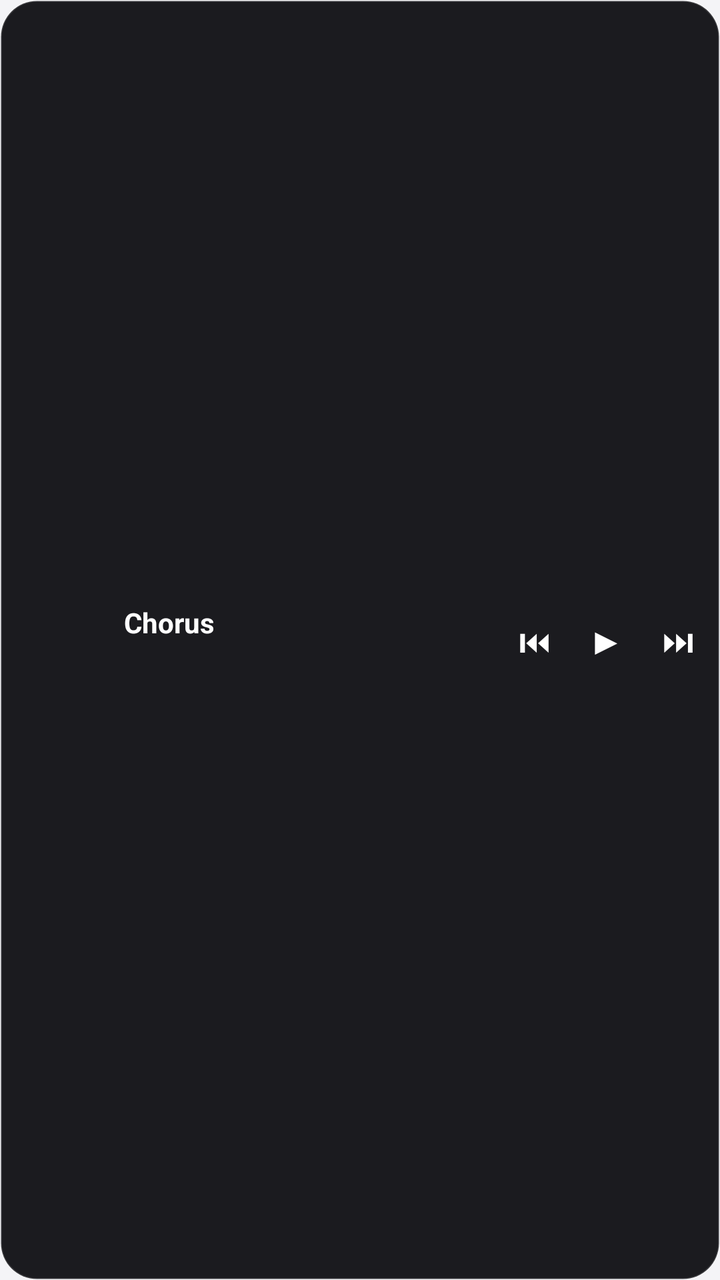
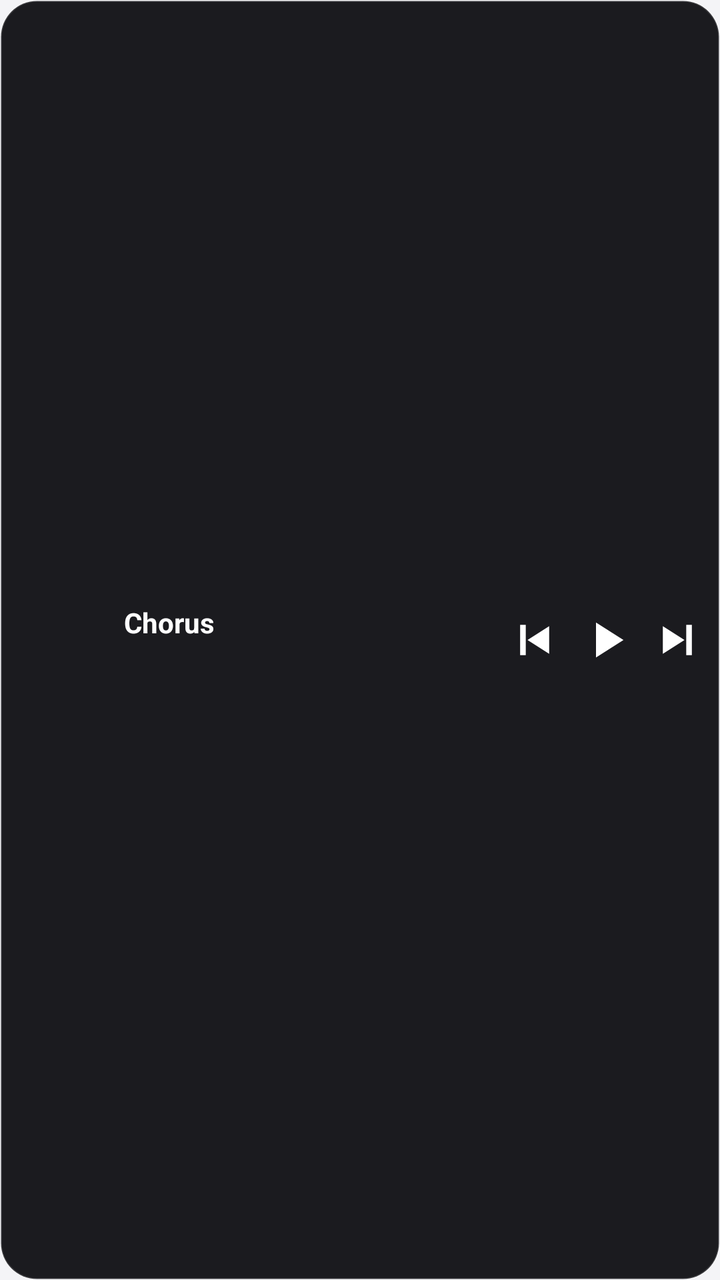

Screens rendered from an Android XML layout before and after an edit, with the pre-edit source and the edit as a unified diff.
<!-- AndroidManifest.xml: application theme Theme.Chorus -->
<!-- res/layout/widget_player.xml -->
<?xml version="1.0" encoding="utf-8"?>
<LinearLayout xmlns:android="http://schemas.android.com/apk/res/android"
    android:id="@+id/widget_root"
    android:layout_width="match_parent"
    android:layout_height="match_parent"
    android:background="@drawable/widget_bg"
    android:gravity="center_vertical"
    android:orientation="horizontal"
    android:paddingStart="8dp"
    android:paddingTop="6dp"
    android:paddingEnd="4dp"
    android:paddingBottom="6dp">

    <ImageView
        android:id="@+id/widget_art"
        android:layout_width="44dp"
        android:layout_height="44dp"
        android:contentDescription="Album art"
        android:importantForAccessibility="no"
        android:scaleType="centerCrop" />

    
    <LinearLayout
        android:id="@+id/widget_text"
        android:layout_width="0dp"
        android:layout_height="wrap_content"
        android:layout_marginStart="10dp"
        android:layout_marginEnd="6dp"
        android:layout_weight="1"
        android:orientation="vertical">

        <TextView
            android:id="@+id/widget_title"
            android:layout_width="match_parent"
            android:layout_height="wrap_content"
            android:ellipsize="end"
            android:includeFontPadding="false"
            android:maxLines="1"
            android:singleLine="true"
            android:text="Chorus"
            android:textColor="@color/chorus_widget_text"
            android:textSize="14sp"
            android:textStyle="bold" />

        <TextView
            android:id="@+id/widget_artist"
            android:layout_width="match_parent"
            android:layout_height="wrap_content"
            android:layout_marginTop="2dp"
            android:ellipsize="end"
            android:includeFontPadding="false"
            android:maxLines="1"
            android:singleLine="true"
            android:textColor="@color/chorus_widget_text_dim"
            android:textSize="12sp" />
    </LinearLayout>

    <TextView
        android:id="@+id/widget_prev"
        android:layout_width="34dp"
        android:layout_height="44dp"
        android:contentDescription="Previous track"
        android:gravity="center"
        android:text="⏮"
        android:textColor="@color/chorus_widget_text"
        android:textSize="16sp" />

    <TextView
        android:id="@+id/widget_play"
        android:layout_width="38dp"
        android:layout_height="44dp"
        android:contentDescription="Play or pause"
        android:gravity="center"
        android:text="▶"
        android:textColor="@color/chorus_widget_text"
        android:textSize="19sp" />

    <TextView
        android:id="@+id/widget_next"
        android:layout_width="34dp"
        android:layout_height="44dp"
        android:contentDescription="Next track"
        android:gravity="center"
        android:text="⏭"
        android:textColor="@color/chorus_widget_text"
        android:textSize="16sp" />
</LinearLayout>
<!-- resources referenced by this layout -->
<resources>
  <style name="Theme.Chorus.Base" parent="Theme.AppCompat.DayNight.NoActionBar">
          <item name="android:colorBackground">@color/chorus_light_bg</item>
          <item name="android:windowBackground">@color/chorus_light_bg</item>
          <item name="android:statusBarColor">@color/chorus_light_status_bar</item>
          <item name="android:navigationBarColor">@color/chorus_light_nav_bar</item>
  
          
          <item name="android:textColorPrimary">@color/chorus_light_text_primary</item>
          <item name="android:textColorSecondary">@color/chorus_light_text_secondary</item>
  
          <item name="chorusBg">@color/chorus_light_bg</item>
          <item name="chorusSurface">@color/chorus_light_surface</item>
          <item name="chorusSurfaceElevated">@color/chorus_light_surface_elevated</item>
          <item name="chorusTextPrimary">@color/chorus_light_text_primary</item>
          <item name="chorusTextSecondary">@color/chorus_light_text_secondary</item>
          <item name="chorusTextMuted">@color/chorus_light_text_muted</item>
          <item name="chorusDivider">@color/chorus_light_divider</item>
          <item name="chorusAccent">@color/chorus_light_accent</item>
          <item name="chorusAccentText">@color/chorus_light_accent_text</item>
          <item name="chorusStatusBar">@color/chorus_light_status_bar</item>
          <item name="chorusNavBar">@color/chorus_light_nav_bar</item>
  
          <item name="chorusPlayerBg">@color/chorus_light_player_bg</item>
          <item name="chorusPlayerText">@color/chorus_light_player_text</item>
          <item name="chorusPlayerTextSecondary">@color/chorus_light_player_text_secondary</item>
          <item name="chorusPlayerTextMuted">@color/chorus_light_player_text_muted</item>
          <item name="chorusPlayerTextShadow">@color/chorus_light_player_text_shadow</item>
          <item name="chorusPlayerArtCard">@color/chorus_light_player_art_card</item>
          <item name="chorusPlayerScrimMid">@color/chorus_light_player_scrim_mid</item>
          <item name="chorusPlayerScrimLow">@color/chorus_light_player_scrim_low</item>
          <item name="chorusPlayerScrimEnd">@color/chorus_light_player_scrim_end</item>
          <item name="chorusPlayerSurface">@color/chorus_light_player_surface</item>
          <item name="chorusPlayerOnSurface">@color/chorus_light_player_on_surface</item>
          <item name="chorusPlayerPill">@color/chorus_light_player_pill</item>
          <item name="chorusPlayerPillBorder">@color/chorus_light_player_pill_border</item>
          <item name="chorusPlayerPillOn">@color/chorus_light_player_pill_on</item>
          <item name="chorusPlayerOnPillText">@color/chorus_light_player_on_pill_text</item>
          <item name="chorusPlayerPillStrong">@color/chorus_light_player_pill_strong</item>
          <item name="chorusPlayerOnStrongPillText">@color/chorus_light_player_on_strong_pill_text</item>
          <item name="chorusPlayerRipple">@color/chorus_light_player_ripple</item>
          <item name="chorusPlayerSeekTrack">@color/chorus_light_player_seek_track</item>
          <item name="chorusPlayerSeekThumb">@color/chorus_light_player_seek_thumb</item>
          <item name="chorusPlayerSeekHalo">@color/chorus_light_player_seek_halo</item>
  
          
          <item name="colorAccent">@color/chorus_light_accent</item>
          <item name="colorControlActivated">@color/chorus_light_accent</item>
          <item name="colorControlNormal">@color/chorus_light_text_secondary</item>
      </style>
  <!-- unchanged entries left out for length: 38 -->
</resources>

<!-- the commit's change to res/layout/widget_player.xml (unified diff, before → after) -->
@@ -55,33 +55,31 @@
             android:textSize="12sp" />
     </LinearLayout>
 
-    <TextView
+    
+    <ImageView
         android:id="@+id/widget_prev"
         android:layout_width="34dp"
         android:layout_height="44dp"
         android:contentDescription="Previous track"
-        android:gravity="center"
-        android:text="⏮"
-        android:textColor="@color/chorus_widget_text"
-        android:textSize="16sp" />
+        android:scaleType="center"
+        android:src="@drawable/ic_prev"
+        android:tint="@color/chorus_widget_text" />
 
-    <TextView
+    <ImageView
         android:id="@+id/widget_play"
         android:layout_width="38dp"
         android:layout_height="44dp"
         android:contentDescription="Play or pause"
-        android:gravity="center"
-        android:text="▶"
-        android:textColor="@color/chorus_widget_text"
-        android:textSize="19sp" />
+        android:scaleType="center"
+        android:src="@drawable/ic_play"
+        android:tint="@color/chorus_widget_text" />
 
-    <TextView
+    <ImageView
         android:id="@+id/widget_next"
         android:layout_width="34dp"
         android:layout_height="44dp"
         android:contentDescription="Next track"
-        android:gravity="center"
-        android:text="⏭"
-        android:textColor="@color/chorus_widget_text"
-        android:textSize="16sp" />
+        android:scaleType="center"
+        android:src="@drawable/ic_next"
+        android:tint="@color/chorus_widget_text" />
 </LinearLayout>
<!-- resource entries referenced after the edit -->
@@ -1,5 +1,38 @@
 <!-- resources referenced by this layout -->
 <resources>
+  <!-- drawable ic_next (drawable) -->
+  <?xml version="1.0" encoding="utf-8"?>
+  <vector xmlns:android="http://schemas.android.com/apk/res/android"
+      android:width="26dp"
+      android:height="26dp"
+      android:viewportWidth="24"
+      android:viewportHeight="24">
+      <path
+          android:fillColor="#FFFFFFFF"
+          android:pathData="M15.8,5 h2.6 v14 h-2.6 Z M5,5.6 L15,12 L5,18.4 Z" />
+  </vector>
+  <!-- drawable ic_play (drawable) -->
+  <?xml version="1.0" encoding="utf-8"?>
+  <vector xmlns:android="http://schemas.android.com/apk/res/android"
+      android:width="30dp"
+      android:height="30dp"
+      android:viewportWidth="24"
+      android:viewportHeight="24">
+      <path
+          android:fillColor="#FFFFFFFF"
+          android:pathData="M8,5 L19,12 L8,19 Z" />
+  </vector>
+  <!-- drawable ic_prev (drawable) -->
+  <?xml version="1.0" encoding="utf-8"?>
+  <vector xmlns:android="http://schemas.android.com/apk/res/android"
+      android:width="26dp"
+      android:height="26dp"
+      android:viewportWidth="24"
+      android:viewportHeight="24">
+      <path
+          android:fillColor="#FFFFFFFF"
+          android:pathData="M5.6,5 h2.6 v14 h-2.6 Z M19,5.6 L9,12 L19,18.4 Z" />
+  </vector>
   <style name="Theme.Chorus.Base" parent="Theme.AppCompat.DayNight.NoActionBar">
           <item name="android:colorBackground">@color/chorus_light_bg</item>
           <item name="android:windowBackground">@color/chorus_light_bg</item>
@@ -48,6 +81,33 @@
           <item name="colorAccent">@color/chorus_light_accent</item>
           <item name="colorControlActivated">@color/chorus_light_accent</item>
           <item name="colorControlNormal">@color/chorus_light_text_secondary</item>
+  
+          
+          <item name="alertDialogTheme">@style/Theme.Chorus.Dialog</item>
+      </style>
+  <style name="Theme.Chorus.Dialog" parent="Theme.AppCompat.DayNight.Dialog.Alert">
+          <item name="android:windowBackground">@drawable/dialog_surface</item>
+          <item name="android:textColorPrimary">@color/chorus_light_text_primary</item>
+          <item name="android:textColorSecondary">@color/chorus_light_text_secondary</item>
+          <item name="android:textColorHint">@color/chorus_light_text_muted</item>
+          <item name="colorAccent">@color/chorus_light_accent</item>
+          <item name="colorControlActivated">@color/chorus_light_accent</item>
+          <item name="android:windowTitleStyle">@style/Chorus.Dialog.Title</item>
+      </style>
+  <!-- drawable dialog_surface (drawable) -->
+  <?xml version="1.0" encoding="utf-8"?>
+  <shape xmlns:android="http://schemas.android.com/apk/res/android"
+      android:shape="rectangle">
+      <solid android:color="?attr/chorusSurfaceElevated" />
+      <corners android:radius="16dp" />
+      <stroke
+          android:width="1dp"
+          android:color="?attr/chorusDivider" />
+  </shape>
+  <style name="Chorus.Dialog.Title" parent="">
+          <item name="android:textColor">@color/chorus_light_accent_text</item>
+          <item name="android:textSize">19sp</item>
+          <item name="android:textStyle">bold</item>
       </style>
   <!-- unchanged entries left out for length: 38 -->
 </resources>
